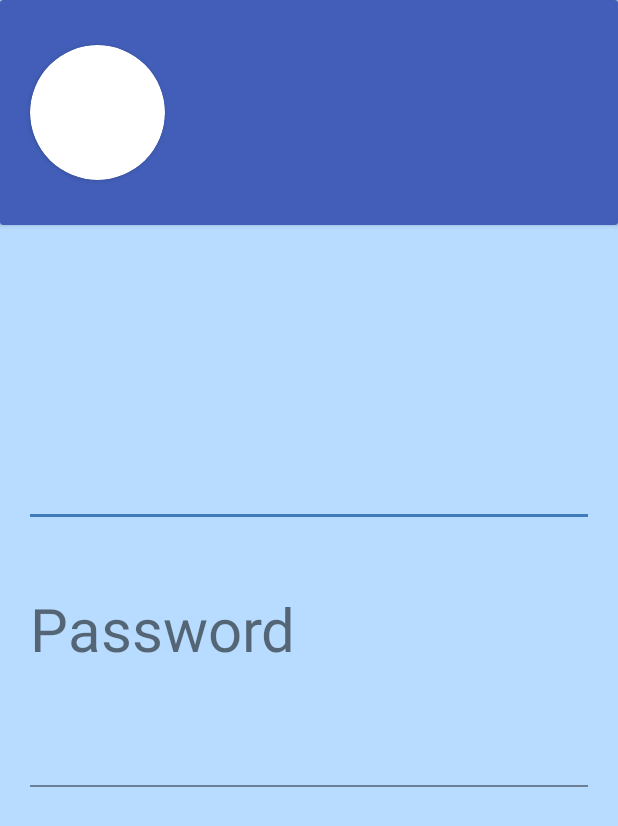
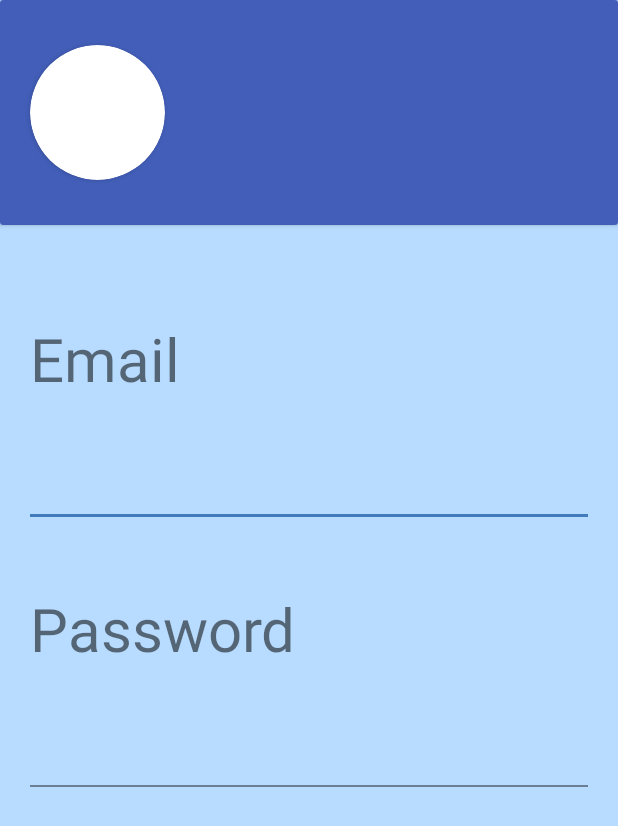
Before and after one commit to ElianFabian/di-android-efficient-neuron, an Android app: the fragment ProfileFragment shown on its own in the app's theme, on a phone screen of 412 x 824 dp. Shown: the top 826 px of the screen. Run offline under Robolectric (Android 15) with nearby library versions, the phone set to English and light mode, and no system bars.

Commit message:
Update strings.xml

```diff
--- a/app/src/main/res/values/strings.xml
+++ b/app/src/main/res/values/strings.xml
@@ -40,7 +40,7 @@
     <string name="frgGameConfiguration__tvSymbolX">X</string>
 
     <string name="frgProfile__tvPassword_text">@string/const_PASSWORD</string>
-    <string name="frgProfile__tvEmail_text" />
+    <string name="frgProfile__tvEmail_text">@string/const_EMAIL</string>
     <!--endregion-->
 
 </resources>
```
